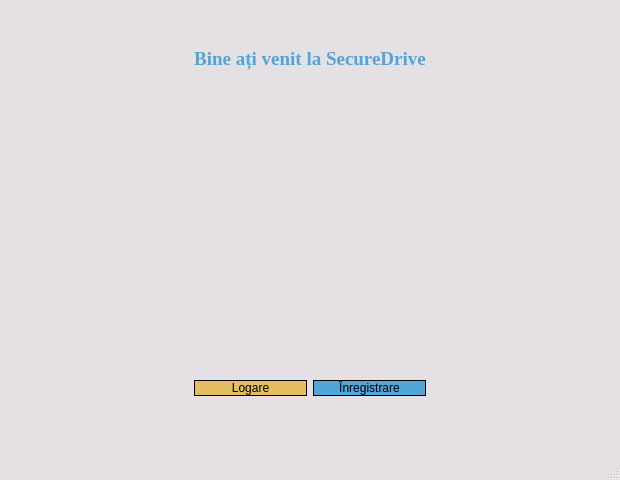
This is Solution - Secure Drive/securedrive.ui in Banicaliviu/Proiect-poo-SecureDrive as Qt 5 draws it before an edit. The edited form follows.
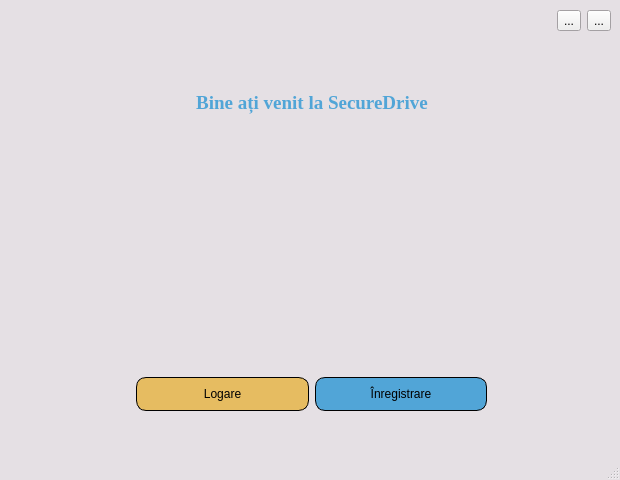
This is the edited form. Icons and pictures are not drawn.

```diff
--- a/Solution - Secure Drive/securedrive.ui
+++ b/Solution - Secure Drive/securedrive.ui
@@ -10,6 +10,12 @@
     <height>480</height>
    </rect>
   </property>
+  <property name="sizePolicy">
+   <sizepolicy hsizetype="Fixed" vsizetype="Fixed">
+    <horstretch>0</horstretch>
+    <verstretch>0</verstretch>
+   </sizepolicy>
+  </property>
   <property name="palette">
    <palette>
     <active>
@@ -140,8 +146,38 @@
    </iconset>
   </property>
   <widget class="QWidget" name="centralwidget">
-   <layout class="QGridLayout" name="gridLayout_2">
-    <item row="0" column="0">
+   <widget class="QWidget" name="layoutWidget">
+    <property name="geometry">
+     <rect>
+      <x>6</x>
+      <y>33</y>
+      <width>611</width>
+      <height>431</height>
+     </rect>
+    </property>
+    <layout class="QVBoxLayout" name="verticalLayout">
+     <property name="sizeConstraint">
+      <enum>QLayout::SetNoConstraint</enum>
+     </property>
+     <item>
+      <layout class="QHBoxLayout" name="horizontalLayout_3">
+       <property name="sizeConstraint">
+        <enum>QLayout::SetDefaultConstraint</enum>
+       </property>
+       <item>
+        <spacer name="horizontalSpacer_3">
+         <property name="orientation">
+          <enum>Qt::Horizontal</enum>
+         </property>
+         <property name="sizeHint" stdset="0">
+          <size>
+           <width>40</width>
+           <height>20</height>
+          </size>
+         </property>
+        </spacer>
+       </item>
+       <item>
      <widget class="QLabel" name="label">
       <property name="sizePolicy">
        <sizepolicy hsizetype="Preferred" vsizetype="Preferred">
@@ -286,24 +322,97 @@
       </property>
      </widget>
     </item>
-    <item row="15" column="0">
-     <layout class="QGridLayout" name="gridLayout">
+       <item>
+        <spacer name="horizontalSpacer_4">
+         <property name="orientation">
+          <enum>Qt::Horizontal</enum>
+         </property>
+         <property name="sizeType">
+          <enum>QSizePolicy::Expanding</enum>
+         </property>
+         <property name="sizeHint" stdset="0">
+          <size>
+           <width>40</width>
+           <height>20</height>
+          </size>
+         </property>
+        </spacer>
+       </item>
+      </layout>
+     </item>
+     <item>
+      <layout class="QHBoxLayout" name="horizontalLayout">
+       <item>
+        <spacer name="horizontalSpacer">
+         <property name="orientation">
+          <enum>Qt::Horizontal</enum>
+         </property>
+         <property name="sizeHint" stdset="0">
+          <size>
+           <width>40</width>
+           <height>20</height>
+          </size>
+         </property>
+        </spacer>
+       </item>
+       <item>
+        <widget class="QLabel" name="label_2">
+         <property name="sizePolicy">
+          <sizepolicy hsizetype="Fixed" vsizetype="Ignored">
+           <horstretch>0</horstretch>
+           <verstretch>0</verstretch>
+          </sizepolicy>
+         </property>
+         <property name="layoutDirection">
+          <enum>Qt::LeftToRight</enum>
+         </property>
+         <property name="text">
+          <string/>
+         </property>
+         <property name="pixmap">
+          <pixmap resource="Resource.qrc">:/img/img/WhatsApp Image 2021-03-30 at 18.31.01.jpeg</pixmap>
+         </property>
+         <property name="alignment">
+          <set>Qt::AlignCenter</set>
+         </property>
+        </widget>
+       </item>
+       <item>
+        <spacer name="horizontalSpacer_2">
+         <property name="orientation">
+          <enum>Qt::Horizontal</enum>
+         </property>
+         <property name="sizeHint" stdset="0">
+          <size>
+           <width>40</width>
+           <height>20</height>
+          </size>
+         </property>
+        </spacer>
+       </item>
+      </layout>
+     </item>
+     <item>
+      <layout class="QHBoxLayout" name="horizontalLayout_2">
       <property name="sizeConstraint">
-       <enum>QLayout::SetDefaultConstraint</enum>
+        <enum>QLayout::SetFixedSize</enum>
+       </property>
+       <property name="leftMargin">
+        <number>130</number>
       </property>
       <property name="topMargin">
        <number>53</number>
       </property>
+       <property name="rightMargin">
+        <number>130</number>
+       </property>
       <property name="bottomMargin">
        <number>53</number>
       </property>
-      <property name="horizontalSpacing">
-       <number>6</number>
-      </property>
-      <item row="1" column="0">
-       <widget class="QPushButton" name="pushButton_2">
+       <item>
+        <widget class="QPushButton" name="pushButton_log">
         <property name="sizePolicy">
-         <sizepolicy hsizetype="Preferred" vsizetype="Preferred">
+          <sizepolicy hsizetype="Minimum" vsizetype="Minimum">
           <horstretch>0</horstretch>
           <verstretch>0</verstretch>
          </sizepolicy>
@@ -441,10 +550,10 @@
         </property>
        </widget>
       </item>
-      <item row="1" column="1">
-       <widget class="QPushButton" name="pushButton_3">
+       <item>
+        <widget class="QPushButton" name="pushButton_reg">
         <property name="sizePolicy">
-         <sizepolicy hsizetype="Minimum" vsizetype="Preferred">
+          <sizepolicy hsizetype="Minimum" vsizetype="Minimum">
           <horstretch>0</horstretch>
           <verstretch>0</verstretch>
          </sizepolicy>
@@ -466,52 +575,61 @@
       </item>
      </layout>
     </item>
-    <item row="3" column="0">
-     <widget class="QLabel" name="label_2">
-      <property name="sizePolicy">
-       <sizepolicy hsizetype="Fixed" vsizetype="Ignored">
-        <horstretch>0</horstretch>
-        <verstretch>0</verstretch>
-       </sizepolicy>
-      </property>
-      <property name="layoutDirection">
-       <enum>Qt::LeftToRight</enum>
-      </property>
-      <property name="text">
-       <string/>
-      </property>
-      <property name="pixmap">
-       <pixmap>C:/Users/roiur/Desktop/WhatsApp Image 2021-03-30 at 18.31.01.jpeg</pixmap>
-      </property>
-      <property name="alignment">
-       <set>Qt::AlignCenter</set>
-      </property>
-     </widget>
-    </item>
-    <item row="2" column="0">
-     <widget class="QLabel" name="label_3">
-      <property name="text">
-       <string/>
-      </property>
-      <property name="pixmap">
-       <pixmap>C:/Users/User/Desktop/SecureDriveIcon.jpeg</pixmap>
-      </property>
-      <property name="alignment">
-       <set>Qt::AlignCenter</set>
-      </property>
-     </widget>
-    </item>
-   </layout>
-  </widget>
-  <widget class="QMenuBar" name="menubar">
+    </layout>
+   </widget>
+   <widget class="QWidget" name="horizontalLayoutWidget">
    <property name="geometry">
     <rect>
-     <x>0</x>
+      <x>10</x>
      <y>0</y>
-     <width>620</width>
-     <height>26</height>
-    </rect>
-   </property>
+      <width>601</width>
+      <height>41</height>
+     </rect>
+    </property>
+    <layout class="QHBoxLayout" name="horizontalLayout_4">
+     <item>
+      <spacer name="horizontalSpacer_5">
+       <property name="orientation">
+        <enum>Qt::Horizontal</enum>
+       </property>
+       <property name="sizeHint" stdset="0">
+        <size>
+         <width>40</width>
+         <height>20</height>
+        </size>
+       </property>
+      </spacer>
+     </item>
+     <item>
+      <widget class="QToolButton" name="toolButton_min">
+       <property name="text">
+        <string>...</string>
+       </property>
+       <property name="icon">
+        <iconset resource="Resource.qrc">
+         <normaloff>:/img/img/minimize-window-16.png</normaloff>:/img/img/minimize-window-16.png</iconset>
+       </property>
+       <property name="shortcut">
+        <string>Ctrl+M</string>
+       </property>
+      </widget>
+     </item>
+     <item>
+      <widget class="QToolButton" name="toolButton_iesire">
+       <property name="text">
+        <string>...</string>
+       </property>
+       <property name="icon">
+        <iconset resource="Resource.qrc">
+         <normaloff>:/img/img/close-window-16.png</normaloff>:/img/img/close-window-16.png</iconset>
+       </property>
+       <property name="shortcut">
+        <string>Ctrl+Q</string>
+       </property>
+      </widget>
+     </item>
+    </layout>
+   </widget>
   </widget>
   <widget class="QStatusBar" name="statusbar"/>
  </widget>
```
Left out of the diff: 6 changed lines with no effect on the pictures. Lines whose indentation alone changed are shown as unchanged.
